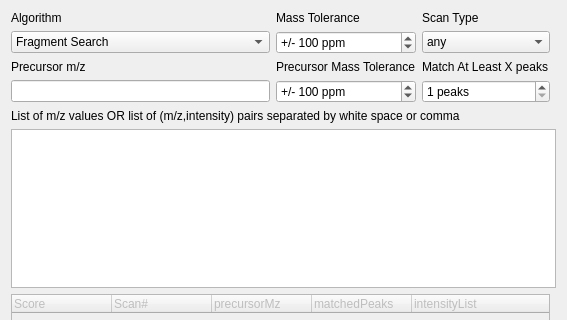
Above: src/maven/forms/spectramatching.ui from eugenemel/maven before the change; both pictures show x 0 to 567 and y 0 to 320 of the 567 by 492 pixel window. Below: the same form after it.
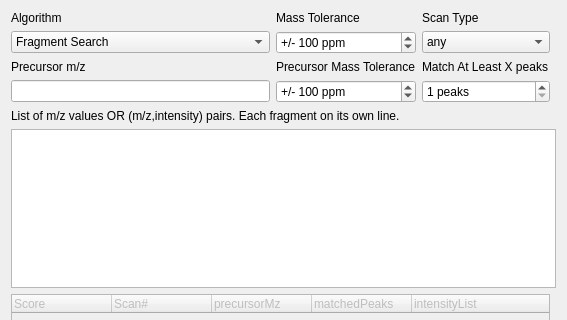
That is the form after the change.

Commit message: Isuse 160: Update label text.

What changed in the file:
```diff
--- a/src/maven/forms/spectramatching.ui
+++ b/src/maven/forms/spectramatching.ui
@@ -125,7 +125,7 @@
    <item row="10" column="0" colspan="3">
     <widget class="QLabel" name="label_2">
      <property name="text">
-      <string>List of m/z values OR list of (m/z,intensity) pairs separated by white space or comma</string>
+      <string>List of m/z values OR (m/z,intensity) pairs. Each fragment on its own line.</string>
      </property>
     </widget>
    </item>
```
